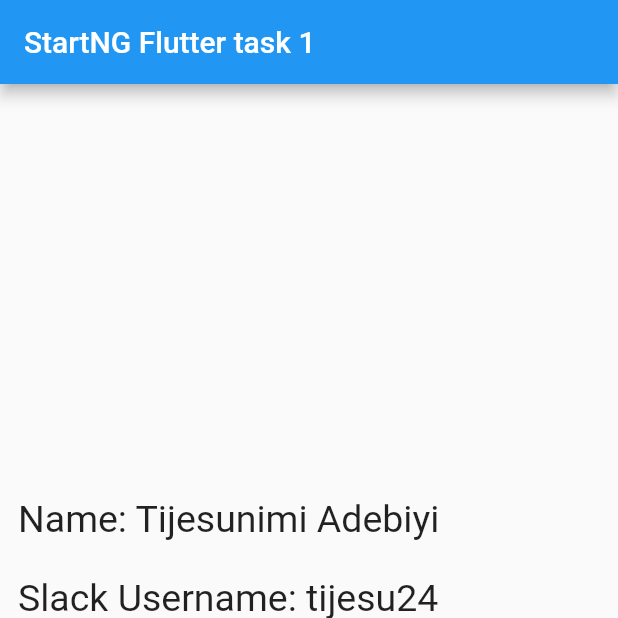
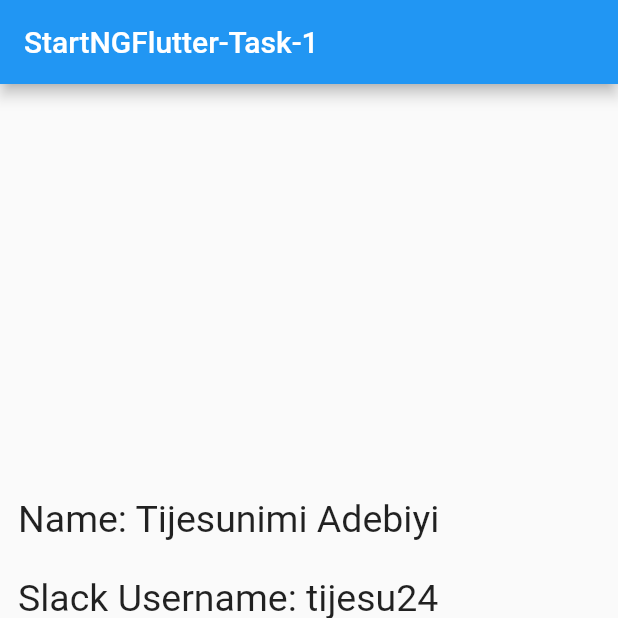
Before and after one commit to tijesu24/StartNGFlutter-Task-1, a Flutter app: the screen it shows after launch, on a phone screen of 412 x 824 dp, the top half of it. Run offline on Flutter 3.47's test engine with Material 2 defaults, Android fonts, the phone set to English and light mode, and no system bars.

Commit message:
Changed app name

```diff
--- a/lib/main.dart
+++ b/lib/main.dart
@@ -7,7 +7,7 @@ class MyApp extends StatelessWidget {
   @override
   Widget build(BuildContext context) {
     return MaterialApp(
-      title: 'Flutter Demo',
+      title: 'StartNGFlutter-Task-1',
       theme: ThemeData(
         // This is the theme of your application.
         //
@@ -20,7 +20,7 @@ class MyApp extends StatelessWidget {
         // is not restarted.
         primarySwatch: Colors.blue,
       ),
-      home: MyHomePage(title: 'StartNG Flutter task 1'),
+      home: MyHomePage(title: 'StartNGFlutter-Task-1'),
     );
   }
 }
```
